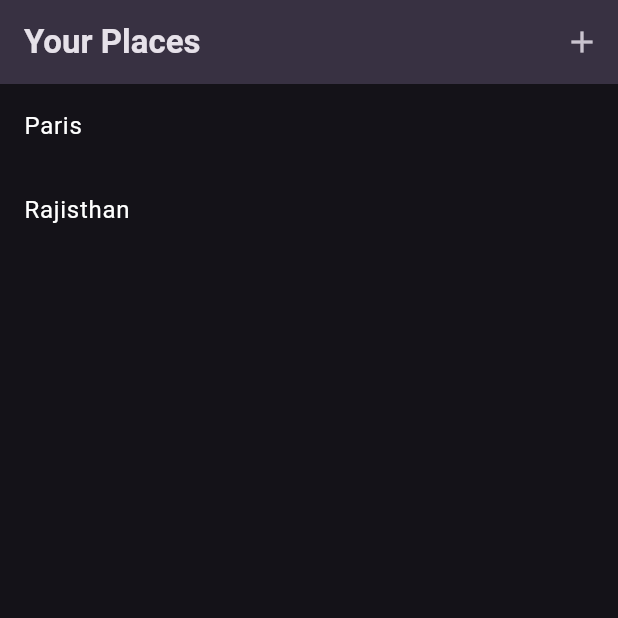
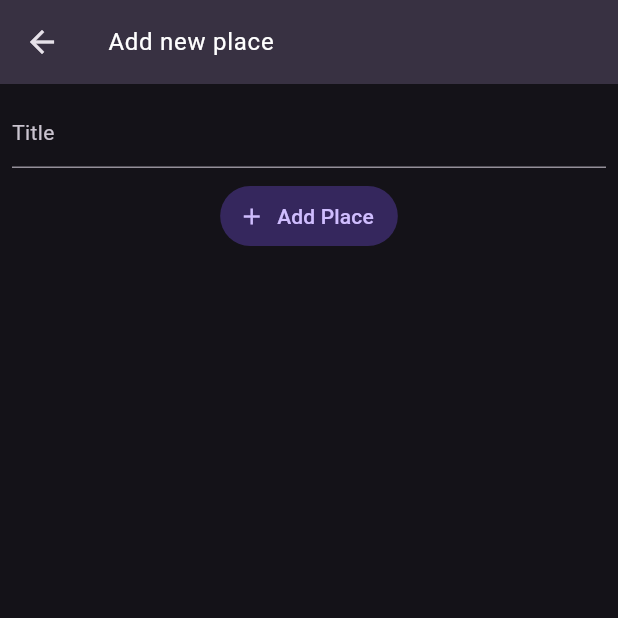
Before and after one commit to Invictus-ill/favourite_places_flutter_app, a Flutter app: the screen it shows after launch, after a tap on the "add" icon, on a phone screen of 412 x 824 dp, the top half of it. Run offline on Flutter 3.47's test engine with Material 3 defaults, Android fonts, the phone set to English and light mode, and no system bars; our stand-ins replace flutter_riverpod, google_fonts.

Commit message:
Update intial Places infrastructure

```diff
--- a/lib/main.dart
+++ b/lib/main.dart
@@ -1,5 +1,6 @@
 import 'package:favourite_places_flutter_app/screens/places_list.dart';
 import 'package:flutter/material.dart';
+import 'package:flutter_riverpod/flutter_riverpod.dart';
 
 import 'package:google_fonts/google_fonts.dart';
 
@@ -20,7 +21,7 @@ final theme = ThemeData.dark().copyWith(
 );
 
 void main() {
-  runApp(const MyApp());
+  runApp(const ProviderScope(child: MyApp()));
 }
 
 class MyApp extends StatelessWidget {
--- /dev/null
+++ b/lib/providers/places_notifier.dart
@@ -0,0 +1,15 @@
+import 'package:favourite_places_flutter_app/models/place.dart';
+import 'package:flutter_riverpod/legacy.dart';
+
+class PlacesNotifier extends StateNotifier<List<Place>> {
+  PlacesNotifier() : super([]);
+
+  void addPlace(Place place) {
+    state = [...state, place];
+  }
+}
+
+final placesProvider = StateNotifierProvider<PlacesNotifier, List<Place>>(
+  (ref) =>
+      PlacesNotifier(), //Question: What is ref and is it the same ref as the one in places_list
+);
--- /dev/null
+++ b/lib/screens/add_place.dart
@@ -0,0 +1,76 @@
+import 'package:favourite_places_flutter_app/models/place.dart';
+import 'package:favourite_places_flutter_app/providers/places_notifier.dart';
+import 'package:flutter/material.dart';
+import 'package:flutter/src/widgets/framework.dart';
+import 'package:flutter_riverpod/flutter_riverpod.dart';
+
+class AddPlaceScreen extends ConsumerStatefulWidget {
+  AddPlaceScreen({super.key});
+
+  @override
+  ConsumerState<ConsumerStatefulWidget> createState() {
+    return _AddPlaceScreenState();
+  }
+}
+
+class _AddPlaceScreenState extends ConsumerState<AddPlaceScreen> {
+  late TextEditingController _titleFieldController;
+
+  @override
+  initState() {
+    _titleFieldController = TextEditingController();
+    super.initState();
+  }
+
+  @override
+  void dispose() {
+    _titleFieldController.dispose();
+    super.dispose();
+  }
+
+  Widget build(BuildContext context) {
+    return Scaffold(
+      appBar: AppBar(
+        title: Text(
+          'Add new place',
+          style: Theme.of(
+            context,
+          ).textTheme.bodyLarge!.copyWith(color: Colors.white),
+        ),
+      ),
+      body: Padding(
+        padding: const EdgeInsets.all(8.0),
+        child: Column(
+          spacing: 8.0,
+          children: [
+            TextField(
+              style: Theme.of(
+                context,
+              ).textTheme.bodyMedium!.copyWith(color: Colors.white),
+              controller: _titleFieldController,
+              decoration: InputDecoration(hintText: 'Title'),
+            ),
+            TextButton.icon(
+              onPressed: () {
+                ref
+                    .read(placesProvider.notifier)
+                    .addPlace(
+                      Place(
+                        id: DateTime.now().toString(),
+                        title: _titleFieldController.text,
+                      ),
+                    );
+                Navigator.pop(context);
+              },
+              label: Text('Add Place'),
+              icon: Icon(Icons.add),
+              style: TextButton.styleFrom(
+                backgroundColor: Theme.of(context).colorScheme.onPrimary,
+              ),
+            ),
+          ],
+        ),
+      ),
+    );
+  }
+}
--- /dev/null
+++ b/lib/screens/place_details.dart
@@ -0,0 +1,24 @@
+import 'package:favourite_places_flutter_app/models/place.dart';
+import 'package:flutter/material.dart';
+import 'package:flutter_riverpod/flutter_riverpod.dart';
+
+class PlaceDetails extends ConsumerWidget {
+  const PlaceDetails({super.key, required this.place});
+
+  final Place place;
+
+  @override
+  Widget build(context, ref) {
+    return Scaffold(
+      appBar: AppBar(title: Text(place.title)),
+      body: Center(
+        child: Text(
+          place.title,
+          style: Theme.of(
+            context,
+          ).textTheme.bodyMedium!.copyWith(color: Colors.white),
+        ),
+      ),
+    );
+  }
+}
--- a/lib/screens/places_list.dart
+++ b/lib/screens/places_list.dart
@@ -1,23 +1,29 @@
 import 'package:favourite_places_flutter_app/models/place.dart';
+import 'package:favourite_places_flutter_app/providers/places_notifier.dart';
+import 'package:favourite_places_flutter_app/screens/add_place.dart';
+import 'package:favourite_places_flutter_app/screens/place_details.dart';
 import 'package:flutter/material.dart';
 import 'package:flutter_riverpod/flutter_riverpod.dart';
 
 class PlacesListScreen extends ConsumerWidget {
-  PlacesListScreen({super.key});
-
-  final List<Place> placesList = [
-    Place(id: '1', title: 'Paris'),
-    Place(id: '2', title: 'Rajisthan'),
-  ];
+  const PlacesListScreen({super.key});
 
   @override
   Widget build(context, ref) {
-    return Scaffold(
-      appBar: AppBar(
-        title: Text('Your Places'),
-        actions: [IconButton(icon: Icon(Icons.add), onPressed: () {})],
+    //Question: Does this have to be in the build method or would a rebuild be triggered even if it is outside the build method ?
+    final List<Place> placesList = ref.watch<List<Place>>(placesProvider);
+
+    Widget content = Center(
+      child: Text(
+        'Add places to see them here !',
+        style: Theme.of(
+          context,
+        ).textTheme.bodyLarge!.copyWith(color: Colors.white),
       ),
-      body: ListView.builder(
+    );
+
+    if (placesList.isNotEmpty) {
+      content = ListView.builder(
         itemBuilder: (ctx, index) {
           return ListTile(
             title: Text(
@@ -26,10 +32,34 @@ class PlacesListScreen extends ConsumerWidget {
                 ctx,
               ).textTheme.bodyLarge!.copyWith(color: Colors.white),
             ),
+            onTap: () => Navigator.push(
+              context,
+              MaterialPageRoute(
+                builder: (ctx) => PlaceDetails(place: placesList[index]),
+              ),
+            ),
           );
         },
         itemCount: placesList.length,
+      );
+    }
+
+    return Scaffold(
+      appBar: AppBar(
+        title: Text('Your Places'),
+        actions: [
+          IconButton(
+            icon: Icon(Icons.add),
+            onPressed: () {
+              Navigator.push(
+                context,
+                MaterialPageRoute(builder: (ctx) => AddPlaceScreen()),
+              );
+            },
+          ),
+        ],
       ),
+      body: content,
     );
   }
 }
--- a/pubspec.yaml
+++ b/pubspec.yaml
@@ -35,7 +35,9 @@ dependencies:
   # Use with the CupertinoIcons class for iOS style icons.
   cupertino_icons: ^1.0.8
   google_fonts: ^8.0.1
-  flutter_riverpod: ^3.2.1
+  flutter_riverpod: ^3.0.3
+  riverpod_generator: ^3.0.0-dev.11
+  riverpod_annotation: ^3.0.0-dev.3
 
 dev_dependencies:
   flutter_test:
@@ -47,6 +49,7 @@ dev_dependencies:
   # package. See that file for information about deactivating specific lint
   # rules and activating additional ones.
   flutter_lints: ^6.0.0
+  build_runner: ^2.4.13
 
 # For information on the generic Dart part of this file, see the
 # following page: https://dart.dev/tools/pub/pubspec
```
Also changed, not shown: pubspec.lock.
